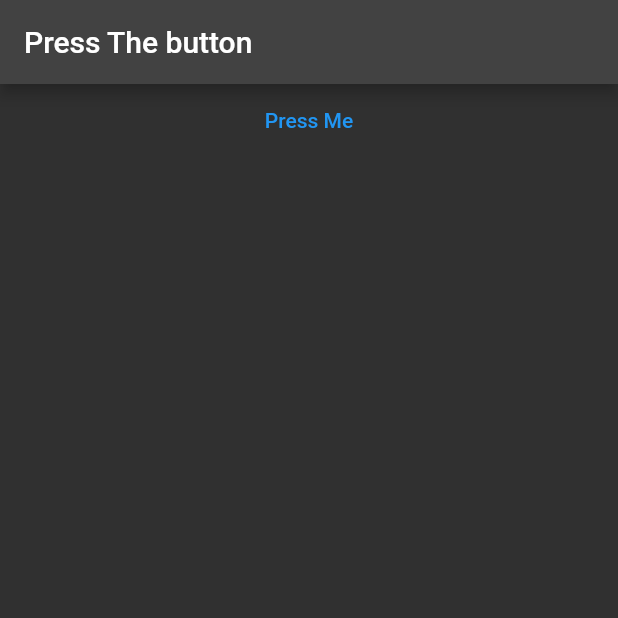
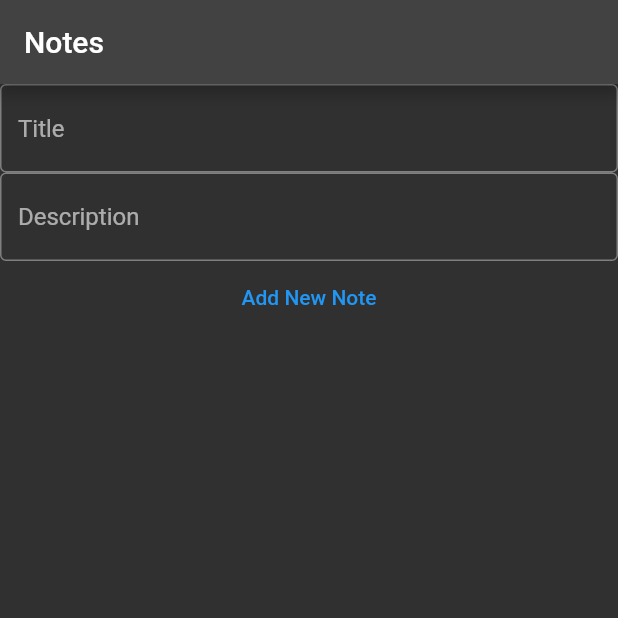
Before and after one commit to EmanuelFeij/todolistRiverpod2, a Flutter app: the screen it shows after launch, on a phone screen of 412 x 824 dp, the top half of it. Run offline on Flutter 3.47's test engine with Material 2 defaults, Android fonts, the phone set to English and light mode, and no system bars; our stand-ins replace hooks_riverpod.

Commit message:
some more code

```diff
--- /dev/null
+++ b/lib/extensions/extensions.dart
@@ -0,0 +1 @@
+extension StringEmptyOrNot on String {}
--- a/lib/main.dart
+++ b/lib/main.dart
@@ -1,5 +1,9 @@
 import 'package:flutter/material.dart';
 import 'package:hooks_riverpod/hooks_riverpod.dart';
+import 'package:todolist/models/note.dart';
+import 'package:todolist/state/note_state_notifier.dart';
+import 'package:todolist/widgets/my_form.dart';
+import 'package:todolist/widgets/note_widget.dart';
 
 void main() => runApp(const ProviderScope(child: MyApp()));
 
@@ -21,49 +25,38 @@ class HomePage extends ConsumerWidget {
   const HomePage({super.key});
   @override
   Widget build(BuildContext context, WidgetRef ref) {
-    print("Building chit");
     return Scaffold(
-        appBar: AppBar(
-          title: Consumer(
+      appBar: AppBar(
+        title: Text("Notes"),
+      ),
+      body: Column(
+        children: [
+          Consumer(
             builder: (BuildContext context, WidgetRef ref, Widget? child) {
-              final count = ref.watch(counterProvider);
-              final text =
-                  count == null ? "Press The button" : count.toString();
-              return Text(text);
+              final notesAdder = ref.read(notesProvider.notifier).addNote;
+              return MyCustomForm(onSubmit: notesAdder);
             },
           ),
-        ),
-        body: Column(
-          crossAxisAlignment: CrossAxisAlignment.stretch,
-          children: [
-            TextButton(
-                onPressed: ref.read(counterProvider.notifier).increment,
-                child: const Text("Press Me"))
-          ],
-        ));
+          Consumer(
+              builder: (BuildContext context, WidgetRef ref, Widget? child) {
+            final notes = ref.watch(notesProvider);
+            return Expanded(
+                child: ListView.builder(
+                    itemCount: notes.length,
+                    itemBuilder: (BuildContext context, int index) {
+                      return NoteWidget(
+                        note: notes[index],
+                      );
+                    }));
+          }),
+        ],
+      ),
+    );
   }
 }
 
 // StateNotifierProvider
-final counterProvider =
-    StateNotifierProvider<Counter, int?>((ref) => Counter());
+final notesProvider = StateNotifierProvider<NotesListNotifier, Notes>(
+    (ref) => NotesListNotifier());
 
 // StateNotifier
-class Counter extends StateNotifier<int?> {
-  Counter() : super(null);
-  void increment() => state = state == null ? 1 : state + 1;
-}
-
-// extension to sum two optionals num's
-// operator +
-// null + 1 = null
-// 1 + null = 1
-extension SomeExtension<T extends num> on T? {
-  T? operator +(T? other) {
-    final shadow = this;
-    if (shadow != null) {
-      return shadow + (other ?? 0) as T;
-    }
-    return null;
-  }
-}
--- /dev/null
+++ b/lib/models/note.dart
@@ -0,0 +1,10 @@
+class Note {
+  final String title;
+  final String description;
+  final String id;
+
+  Note({required this.title, required this.description})
+      : id = DateTime.fromMicrosecondsSinceEpoch.toString();
+}
+
+typedef Notes = List<Note>;
--- /dev/null
+++ b/lib/widgets/my_form.dart
@@ -0,0 +1,53 @@
+import 'package:flutter/material.dart';
+
+class MyCustomForm extends StatefulWidget {
+  final void Function(String title, String description) onSubmit;
+  const MyCustomForm({super.key, required this.onSubmit});
+
+  @override
+  State<MyCustomForm> createState() => _MyCustomFormState();
+}
+
+class _MyCustomFormState extends State<MyCustomForm> {
+  final titleController = TextEditingController();
+  final descriptionController = TextEditingController();
+
+  @override
+  void dispose() {
+    titleController.dispose();
+    descriptionController.dispose();
+    super.dispose();
+  }
+
+  @override
+  Widget build(BuildContext context) {
+    final textTitle = TextField(
+      decoration: const InputDecoration(
+        border: OutlineInputBorder(),
+        hintText: "Title",
+      ),
+      controller: titleController,
+    );
+    final textDescription = TextField(
+        decoration: const InputDecoration(
+          border: OutlineInputBorder(),
+          hintText: "Description",
+        ),
+        controller: descriptionController);
+
+    final textButton = TextButton(
+      onPressed: () {
+        if (titleController.text.isNotEmpty &&
+            descriptionController.text.isNotEmpty) {
+          widget.onSubmit(titleController.text, descriptionController.text);
+          titleController.text = "";
+          descriptionController.text = "";
+        }
+      },
+      child: const Text("Add New Note"),
+    );
+    return Column(
+      children: [textTitle, textDescription, textButton],
+    );
+  }
+}
--- /dev/null
+++ b/lib/widgets/note_widget.dart
@@ -0,0 +1,29 @@
+import 'package:flutter/material.dart';
+import 'package:hooks_riverpod/hooks_riverpod.dart';
+import 'package:todolist/main.dart';
+
+import '../models/note.dart';
+
+class NoteWidget extends StatelessWidget {
+  final Note note;
+  const NoteWidget({super.key, required this.note});
+
+  @override
+  Widget build(BuildContext context) {
+    return Consumer(
+      builder: (BuildContext context, WidgetRef ref, Widget? child) {
+        return Dismissible(
+          onDismissed: (directon) {
+            final prov = ref.read(notesProvider.notifier);
+            prov.removeNote(note);
+          },
+          key: ValueKey(note.id),
+          child: ListTile(
+            title: Text(note.title),
+            subtitle: Text(note.description),
+          ),
+        );
+      },
+    );
+  }
+}
```
Also changed, not shown: 1 other file.
